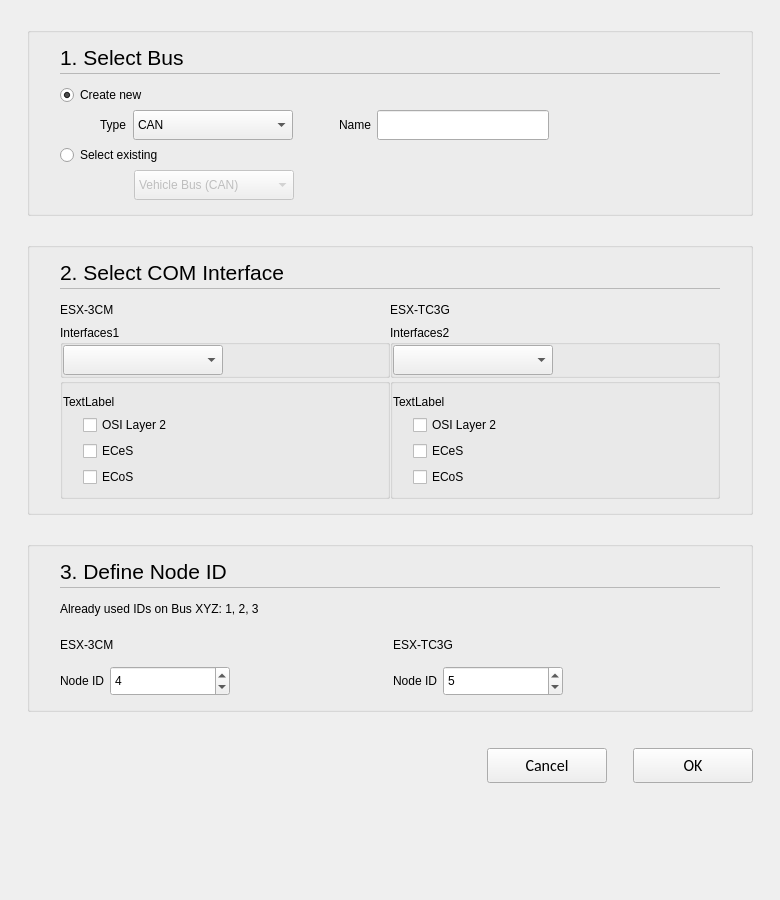
Qt form opensyde_tool/src/system_definition/C_SdNodeToNodeConnectionSetupWidget.ui (openSYDE/openSYDE) before a commit.
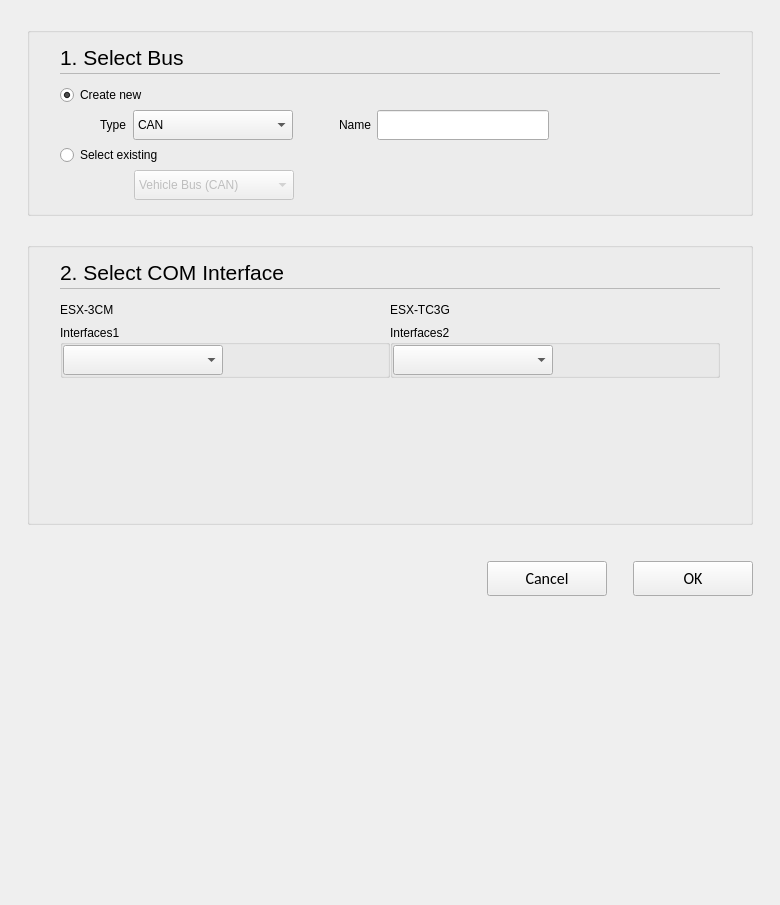
The same form after that commit. Custom widgets are drawn as their Qt base class.

Diff of the .ui file:
```diff
--- a/opensyde_tool/src/system_definition/C_SdNodeToNodeConnectionSetupWidget.ui
+++ b/opensyde_tool/src/system_definition/C_SdNodeToNodeConnectionSetupWidget.ui
@@ -7,13 +7,13 @@
     <x>0</x>
     <y>0</y>
     <width>780</width>
-    <height>900</height>
+    <height>905</height>
    </rect>
   </property>
   <property name="windowTitle">
    <string>Form</string>
   </property>
-  <layout class="QVBoxLayout" name="verticalLayout" stretch="0,0,1,0,0,0,0,1">
+  <layout class="QVBoxLayout" name="verticalLayout" stretch="0,0,1,0,0,1">
    <property name="leftMargin">
     <number>27</number>
    </property>
@@ -512,7 +512,7 @@
            <number>6</number>
           </property>
           <item>
-           <layout class="QVBoxLayout" name="verticalLayout_9" stretch="0,0,0,1">
+           <layout class="QVBoxLayout" name="verticalLayout_9" stretch="0,0,1">
             <item>
              <layout class="QHBoxLayout" name="horizontalLayout_8" stretch="0,1">
               <item>
@@ -648,67 +648,6 @@
               </layout>
              </widget>
             </item>
-            <item>
-             <widget class="stw_opensyde_gui_elements::C_OgeGbxTransparent" name="pc_GroupBoxProtocolsNode1">
-              <property name="title">
-               <string/>
-              </property>
-              <layout class="QVBoxLayout" name="verticalLayout_17">
-               <property name="leftMargin">
-                <number>0</number>
-               </property>
-               <property name="topMargin">
-                <number>11</number>
-               </property>
-               <item>
-                <widget class="stw_opensyde_gui_elements::C_OgeLabGroupItem" name="pc_LabelProtocolsNode1">
-                 <property name="text">
-                  <string>TextLabel</string>
-                 </property>
-                </widget>
-               </item>
-               <item>
-                <widget class="QWidget" name="widget_3" native="true">
-                 <layout class="QVBoxLayout" name="verticalLayout_19">
-                  <property name="leftMargin">
-                   <number>20</number>
-                  </property>
-                  <property name="topMargin">
-                   <number>0</number>
-                  </property>
-                  <property name="rightMargin">
-                   <number>0</number>
-                  </property>
-                  <property name="bottomMargin">
-                   <number>0</number>
-                  </property>
-                  <item>
-                   <widget class="stw_opensyde_gui_elements::C_OgeChxDefaultSmall" name="pc_CheckBoxLayer2Node1">
-                    <property name="text">
-                     <string>OSI Layer 2</string>
-                    </property>
-                   </widget>
-                  </item>
-                  <item>
-                   <widget class="stw_opensyde_gui_elements::C_OgeChxDefaultSmall" name="pc_CheckBoxECeSNode1">
-                    <property name="text">
-                     <string>ECeS</string>
-                    </property>
-                   </widget>
-                  </item>
-                  <item>
-                   <widget class="stw_opensyde_gui_elements::C_OgeChxDefaultSmall" name="pc_CheckBoxECoSNode1">
-                    <property name="text">
-                     <string>ECoS</string>
-                    </property>
-                   </widget>
-                  </item>
-                 </layout>
-                </widget>
-               </item>
-              </layout>
-             </widget>
-            </item>
             <item>
              <spacer name="verticalSpacer">
               <property name="orientation">
@@ -725,7 +664,7 @@
            </layout>
           </item>
           <item>
-           <layout class="QVBoxLayout" name="verticalLayout_12" stretch="0,0,0,1">
+           <layout class="QVBoxLayout" name="verticalLayout_12" stretch="0,0,0">
             <item>
              <layout class="QHBoxLayout" name="horizontalLayout_15" stretch="0,1">
               <item>
@@ -861,67 +800,6 @@
               </layout>
              </widget>
             </item>
-            <item>
-             <widget class="stw_opensyde_gui_elements::C_OgeGbxTransparent" name="pc_GroupBoxProtocolsNode2">
-              <property name="title">
-               <string/>
-              </property>
-              <layout class="QVBoxLayout" name="verticalLayout_18">
-               <property name="leftMargin">
-                <number>0</number>
-               </property>
-               <property name="topMargin">
-                <number>11</number>
-               </property>
-               <item>
-                <widget class="stw_opensyde_gui_elements::C_OgeLabGroupItem" name="pc_LabelProtocolsNode2">
-                 <property name="text">
-                  <string>TextLabel</string>
-                 </property>
-                </widget>
-               </item>
-               <item>
-                <widget class="QWidget" name="widget_4" native="true">
-                 <layout class="QVBoxLayout" name="verticalLayout_20">
-                  <property name="leftMargin">
-                   <number>20</number>
-                  </property>
-                  <property name="topMargin">
-                   <number>0</number>
-                  </property>
-                  <property name="rightMargin">
-                   <number>0</number>
-                  </property>
-                  <property name="bottomMargin">
-                   <number>0</number>
-                  </property>
-                  <item>
-                   <widget class="stw_opensyde_gui_elements::C_OgeChxDefaultSmall" name="pc_CheckBoxLayer2Node2">
-                    <property name="text">
-                     <string>OSI Layer 2</string>
-                    </property>
-                   </widget>
-                  </item>
-                  <item>
-                   <widget class="stw_opensyde_gui_elements::C_OgeChxDefaultSmall" name="pc_CheckBoxECeSNode2">
-                    <property name="text">
-                     <string>ECeS</string>
-                    </property>
-                   </widget>
-                  </item>
-                  <item>
-                   <widget class="stw_opensyde_gui_elements::C_OgeChxDefaultSmall" name="pc_CheckBoxECoSNode2">
-                    <property name="text">
-                     <string>ECoS</string>
-                    </property>
-                   </widget>
-                  </item>
-                 </layout>
-                </widget>
-               </item>
-              </layout>
-             </widget>
-            </item>
             <item>
              <spacer name="verticalSpacer_2">
               <property name="orientation">
@@ -944,365 +822,6 @@
      </layout>
     </widget>
    </item>
-   <item>
-    <spacer name="verticalSpacer_4">
-     <property name="orientation">
-      <enum>Qt::Vertical</enum>
-     </property>
-     <property name="sizeType">
-      <enum>QSizePolicy::Fixed</enum>
-     </property>
-     <property name="sizeHint" stdset="0">
-      <size>
-       <width>20</width>
-       <height>20</height>
-      </size>
-     </property>
-    </spacer>
-   </item>
-   <item>
-    <widget class="stw_opensyde_gui_elements::C_OgeGbx" name="pc_GroupBoxGeneral_2">
-     <property name="title">
-      <string/>
-     </property>
-     <layout class="QHBoxLayout" name="horizontalLayout_4">
-      <property name="leftMargin">
-       <number>30</number>
-      </property>
-      <property name="rightMargin">
-       <number>30</number>
-      </property>
-      <property name="bottomMargin">
-       <number>13</number>
-      </property>
-      <item>
-       <layout class="QVBoxLayout" name="verticalLayout_3">
-        <property name="spacing">
-         <number>0</number>
-        </property>
-        <property name="sizeConstraint">
-         <enum>QLayout::SetMinimumSize</enum>
-        </property>
-        <item>
-         <layout class="QHBoxLayout" name="horizontalLayout_5" stretch="0,1">
-          <property name="spacing">
-           <number>6</number>
-          </property>
-          <item>
-           <widget class="stw_opensyde_gui_elements::C_OgeLabHeadingGroupBold" name="pc_LabelNodeIdHeading">
-            <property name="minimumSize">
-             <size>
-              <width>0</width>
-              <height>30</height>
-             </size>
-            </property>
-            <property name="maximumSize">
-             <size>
-              <width>16777215</width>
-              <height>30</height>
-             </size>
-            </property>
-            <property name="font">
-             <font>
-              <family>Segoe UI</family>
-              <pointsize>16</pointsize>
-             </font>
-            </property>
-            <property name="text">
-             <string>3. Define Node ID</string>
-            </property>
-           </widget>
-          </item>
-          <item>
-           <spacer name="horizontalSpacer_7">
-            <property name="orientation">
-             <enum>Qt::Horizontal</enum>
-            </property>
-            <property name="sizeHint" stdset="0">
-             <size>
-              <width>40</width>
-              <height>1</height>
-             </size>
-            </property>
-           </spacer>
-          </item>
-         </layout>
-        </item>
-        <item>
-         <layout class="QHBoxLayout" name="horizontalLayout_17" stretch="1">
-          <property name="spacing">
-           <number>0</number>
-          </property>
-          <property name="topMargin">
-           <number>1</number>
-          </property>
-          <property name="bottomMargin">
-           <number>0</number>
-          </property>
-          <item>
-           <widget class="stw_opensyde_gui_elements::C_OgeFraSeparator" name="frame_2">
-            <property name="minimumSize">
-             <size>
-              <width>0</width>
-              <height>1</height>
-             </size>
-            </property>
-            <property name="maximumSize">
-             <size>
-              <width>16777215</width>
-              <height>1</height>
-             </size>
-            </property>
-            <property name="frameShape">
-             <enum>QFrame::StyledPanel</enum>
-            </property>
-            <property name="frameShadow">
-             <enum>QFrame::Raised</enum>
-            </property>
-           </widget>
-          </item>
-         </layout>
-        </item>
-        <item>
-         <layout class="QHBoxLayout" name="horizontalLayout_6" stretch="0">
-          <property name="spacing">
-           <number>6</number>
-          </property>
-          <property name="topMargin">
-           <number>0</number>
-          </property>
-          <item>
-           <layout class="QVBoxLayout" name="verticalLayout_6">
-            <property name="topMargin">
-             <number>6</number>
-            </property>
-            <item>
-             <widget class="stw_opensyde_gui_elements::C_OgeLabGroupItem" name="pc_LabelUsedNodeIds">
-              <property name="minimumSize">
-               <size>
-                <width>0</width>
-                <height>30</height>
-               </size>
-              </property>
-              <property name="maximumSize">
-               <size>
-                <width>16777215</width>
-                <height>30</height>
-               </size>
-              </property>
-              <property name="text">
-               <string>Already used IDs on Bus XYZ: 1, 2, 3</string>
-              </property>
-             </widget>
-            </item>
-            <item>
-             <layout class="QHBoxLayout" name="horizontalLayout_20">
-              <item>
-               <layout class="QVBoxLayout" name="verticalLayout_13">
-                <property name="spacing">
-                 <number>6</number>
-                </property>
-                <property name="topMargin">
-                 <number>0</number>
-                </property>
-                <item>
-                 <widget class="stw_opensyde_gui_elements::C_OgeLabPropertiesSubHeading" name="pc_LabelNode1NodeId">
-                  <property name="minimumSize">
-                   <size>
-                    <width>0</width>
-                    <height>30</height>
-                   </size>
-                  </property>
-                  <property name="maximumSize">
-                   <size>
-                    <width>16777215</width>
-                    <height>30</height>
-                   </size>
-                  </property>
-                  <property name="text">
-                   <string>ESX-3CM</string>
-                  </property>
-                 </widget>
-                </item>
-                <item>
-                 <layout class="QHBoxLayout" name="horizontalLayout_19">
-                  <item>
-                   <widget class="stw_opensyde_gui_elements::C_OgeLabGroupItem" name="pc_LabelNode1NodeIdDescription">
-                    <property name="minimumSize">
-                     <size>
-                      <width>0</width>
-                      <height>30</height>
-                     </size>
-                    </property>
-                    <property name="maximumSize">
-                     <size>
-                      <width>16777215</width>
-                      <height>30</height>
-                     </size>
-                    </property>
-                    <property name="text">
-                     <string>Node ID</string>
-                    </property>
-                   </widget>
-                  </item>
-                  <item>
-                   <widget class="stw_opensyde_gui_elements::C_OgeSpxNumber" name="pc_SpinBoxNode1">
-                    <property name="minimumSize">
-                     <size>
-                      <width>120</width>
-                      <height>30</height>
-                     </size>
-                    </property>
-                    <property name="maximumSize">
-                     <size>
-                      <width>120</width>
-                      <height>30</height>
-                     </size>
-                    </property>
-                    <property name="accelerated">
-                     <bool>true</bool>
-                    </property>
-                    <property name="correctionMode">
-                     <enum>QAbstractSpinBox::CorrectToPreviousValue</enum>
-                    </property>
-                    <property name="showGroupSeparator" stdset="0">
-                     <bool>true</bool>
-                    </property>
-                    <property name="suffix">
-                     <string/>
-                    </property>
-                    <property name="singleStep">
-                     <number>1</number>
-                    </property>
-                    <property name="value">
-                     <number>4</number>
-                    </property>
-                   </widget>
-                  </item>
-                  <item>
-                   <spacer name="horizontalSpacer_14">
-                    <property name="orientation">
-                     <enum>Qt::Horizontal</enum>
-                    </property>
-                    <property name="sizeHint" stdset="0">
-                     <size>
-                      <width>40</width>
-                      <height>1</height>
-                     </size>
-                    </property>
-                   </spacer>
-                  </item>
-                 </layout>
-                </item>
-               </layout>
-              </item>
-              <item>
-               <layout class="QVBoxLayout" name="verticalLayout_10">
-                <property name="spacing">
-                 <number>6</number>
-                </property>
-                <item>
-                 <widget class="stw_opensyde_gui_elements::C_OgeLabPropertiesSubHeading" name="pc_LabelNode2NodeId">
-                  <property name="minimumSize">
-                   <size>
-                    <width>0</width>
-                    <height>30</height>
-                   </size>
-                  </property>
-                  <property name="maximumSize">
-                   <size>
-                    <width>16777215</width>
-                    <height>30</height>
-                   </size>
-                  </property>
-                  <property name="text">
-                   <string>ESX-TC3G</string>
-                  </property>
-                 </widget>
-                </item>
-                <item>
-                 <layout class="QHBoxLayout" name="horizontalLayout_14">
-                  <item>
-                   <widget class="stw_opensyde_gui_elements::C_OgeLabGroupItem" name="pc_LabelNode2NodeIdDescription">
-                    <property name="minimumSize">
-                     <size>
-                      <width>0</width>
-                      <height>30</height>
-                     </size>
-                    </property>
-                    <property name="maximumSize">
-                     <size>
-                      <width>16777215</width>
-                      <height>30</height>
-                     </size>
-                    </property>
-                    <property name="text">
-                     <string>Node ID</string>
-                    </property>
-                   </widget>
-                  </item>
-                  <item>
-                   <widget class="stw_opensyde_gui_elements::C_OgeSpxNumber" name="pc_SpinBoxNode2">
-                    <property name="minimumSize">
-                     <size>
-                      <width>120</width>
-                      <height>30</height>
-                     </size>
-                    </property>
-                    <property name="maximumSize">
-                     <size>
-                      <width>120</width>
-                      <height>30</height>
-                     </size>
-                    </property>
-                    <property name="accelerated">
-                     <bool>true</bool>
-                    </property>
-                    <property name="correctionMode">
-                     <enum>QAbstractSpinBox::CorrectToPreviousValue</enum>
-                    </property>
-                    <property name="showGroupSeparator" stdset="0">
-                     <bool>true</bool>
-                    </property>
-                    <property name="suffix">
-                     <string/>
-                    </property>
-                    <property name="singleStep">
-                     <number>1</number>
-                    </property>
-                    <property name="value">
-                     <number>5</number>
-                    </property>
-                   </widget>
-                  </item>
-                  <item>
-                   <spacer name="horizontalSpacer_8">
-                    <property name="orientation">
-                     <enum>Qt::Horizontal</enum>
-                    </property>
-                    <property name="sizeHint" stdset="0">
-                     <size>
-                      <width>40</width>
-                      <height>1</height>
-                     </size>
-                    </property>
-                   </spacer>
-                  </item>
-                 </layout>
-                </item>
-               </layout>
-              </item>
-             </layout>
-            </item>
-           </layout>
-          </item>
-         </layout>
-        </item>
-       </layout>
-      </item>
-     </layout>
-    </widget>
-   </item>
    <item>
     <spacer name="pc_VerticalSpacerButtonsObove">
      <property name="orientation">
@@ -1426,11 +945,6 @@
    <extends>QLabel</extends>
    <header>C_OgeLabGroupItem.h</header>
   </customwidget>
-  <customwidget>
-   <class>stw_opensyde_gui_elements::C_OgeSpxNumber</class>
-   <extends>QSpinBox</extends>
-   <header>C_OgeSpxNumber.h</header>
-  </customwidget>
   <customwidget>
    <class>stw_opensyde_gui_elements::C_OgeCbxText</class>
    <extends>QComboBox</extends>
@@ -1484,11 +998,6 @@
    <extends>QLabel</extends>
    <header>C_OgeLabPropertiesSubHeading.h</header>
   </customwidget>
-  <customwidget>
-   <class>stw_opensyde_gui_elements::C_OgeChxDefaultSmall</class>
-   <extends>QCheckBox</extends>
-   <header>C_OgeChxDefaultSmall.h</header>
-  </customwidget>
  </customwidgets>
  <resources/>
  <connections/>
```
